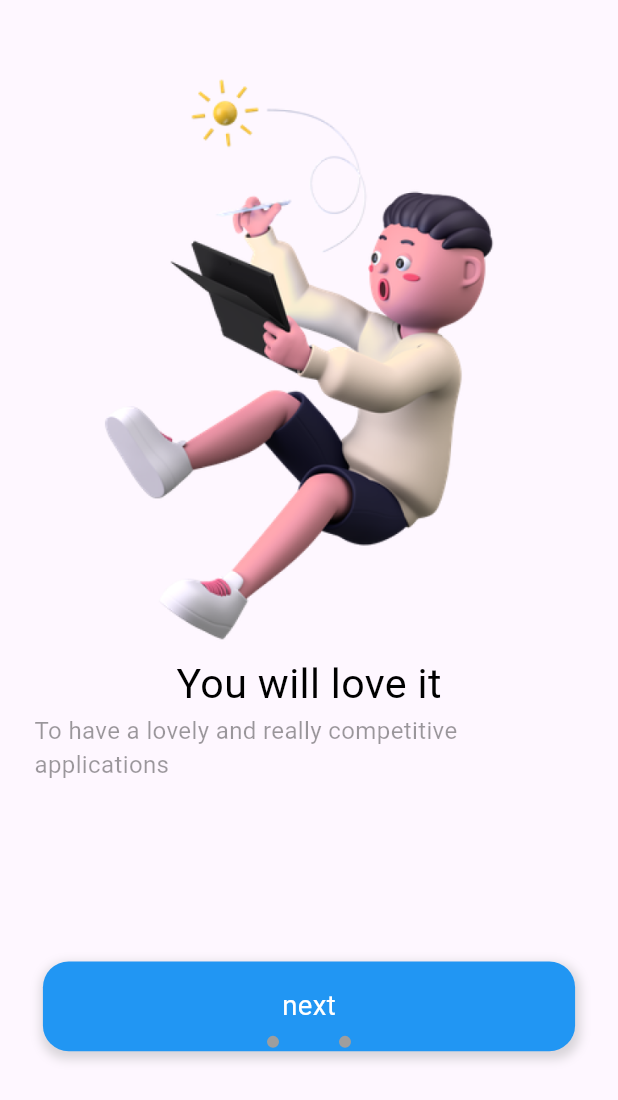
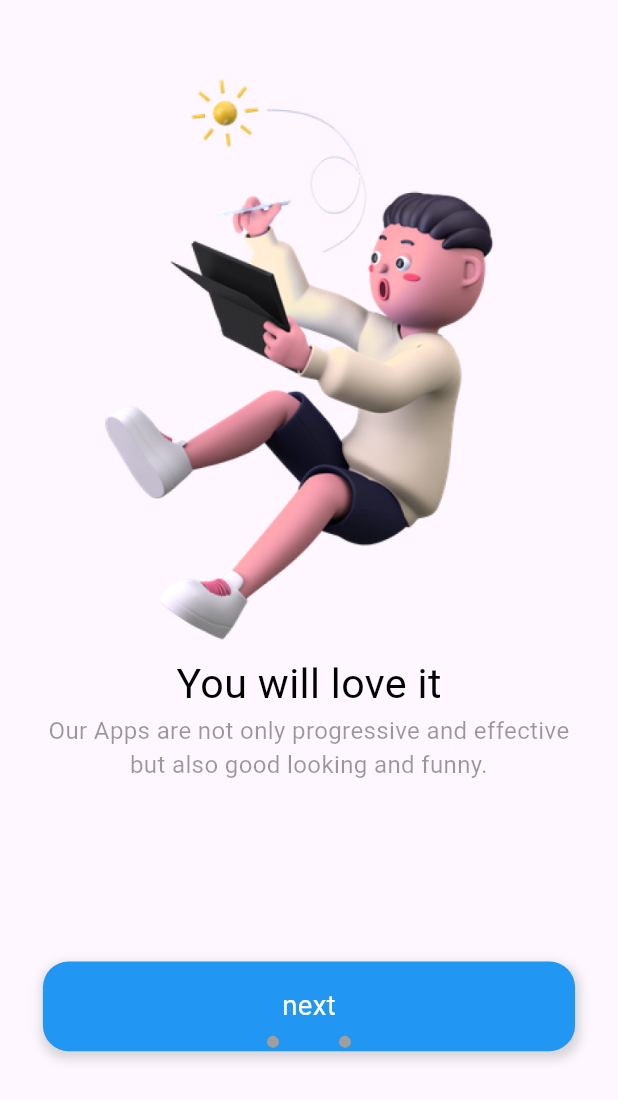
Before and after one commit to gokhankar/bloc_shop_app, a Flutter app: the screen it shows after launch, swiped to page 2, on a phone screen of 412 x 824 dp. Shown: the top 1100 px of the screen. Run offline on Flutter 3.47's test engine with Material 3 defaults, Android fonts, the phone set to English and light mode, and no system bars; drawn by our look-alikes of dots_indicator; our stand-ins replace cloud_firestore, flutter_bloc, flutter_screenutil; accounts and stored records are empty.

Commit message:
welcome page runs

```diff
--- a/lib/pages/welcome/welcome.dart
+++ b/lib/pages/welcome/welcome.dart
@@ -16,6 +16,7 @@ class Welcome extends StatefulWidget {
 }
 
 class _WelcomeState extends State<Welcome> {
+  PageController pageController = PageController(initialPage: 0);
   @override
   Widget build(BuildContext context) {
     return Container(
@@ -30,31 +31,31 @@ class _WelcomeState extends State<Welcome> {
                 alignment: Alignment.topCenter,
                 children: [
                   PageView(
+                    controller: pageController,
                     onPageChanged: (pageIndex) {
                       state.pageIndex = pageIndex;
                       BlocProvider.of<WelcomeBloc>(context).add(WelcomeEvent());
                       //debugPrint(state.pageIndex.toString());
                     },
                     children: [
-
                       _tabComponent(
-                        0,
-                        "Buy good Applications",
-                        "We build really good application for every specific firm",
+                        1,
+                        "Good Applications",
+                        "We build really good and modern applications for every specific firm and end user.",
                         "next",
                         "assets/images/reading.png",
                       ),
                       _tabComponent(
-                        1,
+                        2,
                         "You will love it",
-                        "To have a lovely and really competitive applications",
+                        "Our Apps are not only progressive and effective but also good looking and funny.",
                         "next",
                         "assets/images/boy.png",
                       ),
                       _tabComponent(
-                        1,
+                        3,
                         "Connect with us",
-                        "Lets start to have together and work with",
+                        "Lets start to speak about your firms future and work together. Not forget to leave a review.",
                         "lets get started",
                         "assets/images/man.png",
                       ),
@@ -62,12 +63,10 @@ class _WelcomeState extends State<Welcome> {
                   ),
                   Positioned(
                     bottom: 100.h,
-
                     child: DotsIndicator(
                       position: state.pageIndex.toDouble(),
                       dotsCount: 3,
                       mainAxisAlignment: MainAxisAlignment.center,
-
                       decorator: DotsDecorator(
                         color: Colors.grey,
                         activeColor: Colors.blue,
@@ -97,7 +96,13 @@ class _WelcomeState extends State<Welcome> {
   ) {
     return Column(
       children: [
-        SizedBox(width: 345.w, height: 345.w, child: Image.asset(assetPath)),
+        SizedBox(
+            width: 345.w,
+            height: 345.w,
+            child: Image.asset(
+              assetPath,
+              fit: BoxFit.cover,
+            )),
         Text(
           title,
           style: TextStyle(
@@ -106,11 +111,13 @@ class _WelcomeState extends State<Welcome> {
             fontWeight: FontWeight.normal,
           ),
         ),
+        //SizedBox(height: 10.h,),
         Container(
           width: 375.w,
           padding: EdgeInsets.symmetric(horizontal: 20.w),
           child: Text(
             subTitle,
+            textAlign: TextAlign.center,
             style: TextStyle(
               color: Colors.black.withAlpha(100),
               fontSize: 14.sp,
@@ -118,7 +125,22 @@ class _WelcomeState extends State<Welcome> {
             ),
           ),
         ),
-        Container(
+        GestureDetector(
+          onTap: () {
+            print(index);
+            //index 0-2
+            if (index < 3) {
+              //animation
+              pageController.animateToPage(
+                index,
+                duration: Duration(milliseconds: 500),
+                curve: Curves.decelerate,
+              );
+            } else {
+              //go to next page
+            }
+          },
+          child: Container(
             margin: EdgeInsets.only(top: 100.h, left: 25.w, right: 25.w),
             width: 325.w,
             height: 50.h,
@@ -145,6 +167,7 @@ class _WelcomeState extends State<Welcome> {
               ),
             ),
           ),
+        ),
       ],
     );
   }
```
Lines whose indentation alone changed are shown as unchanged.
